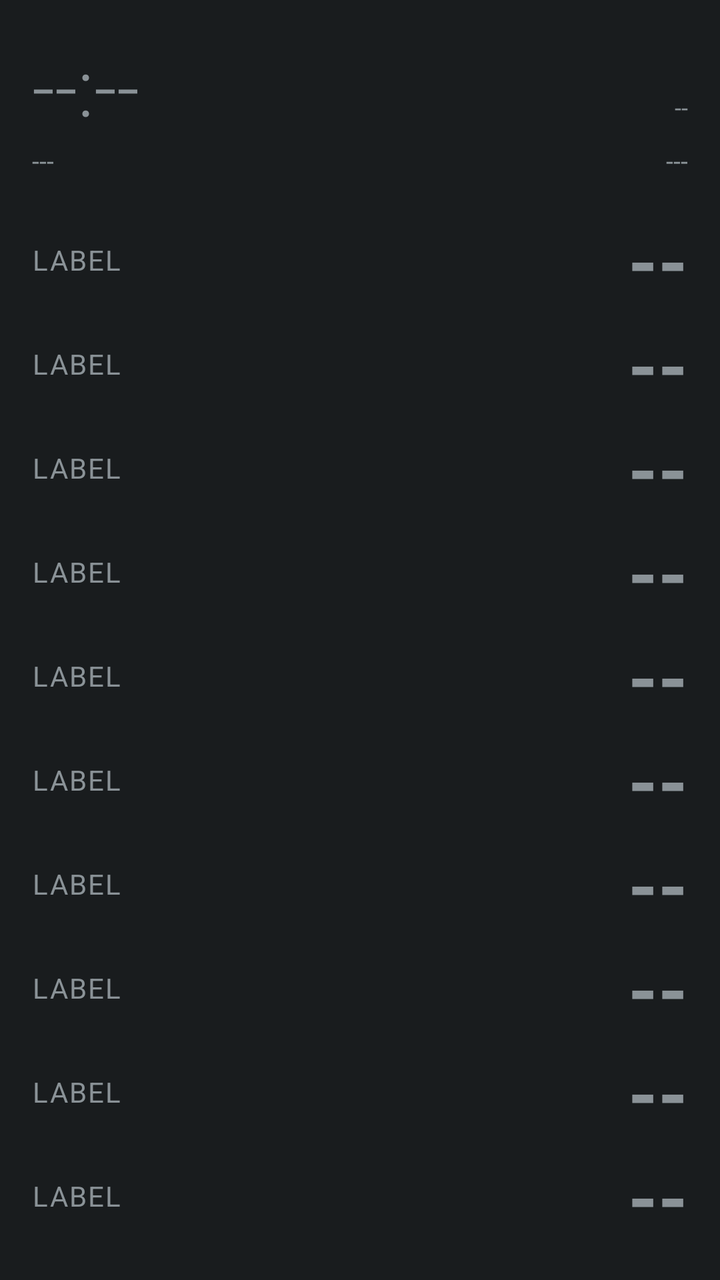
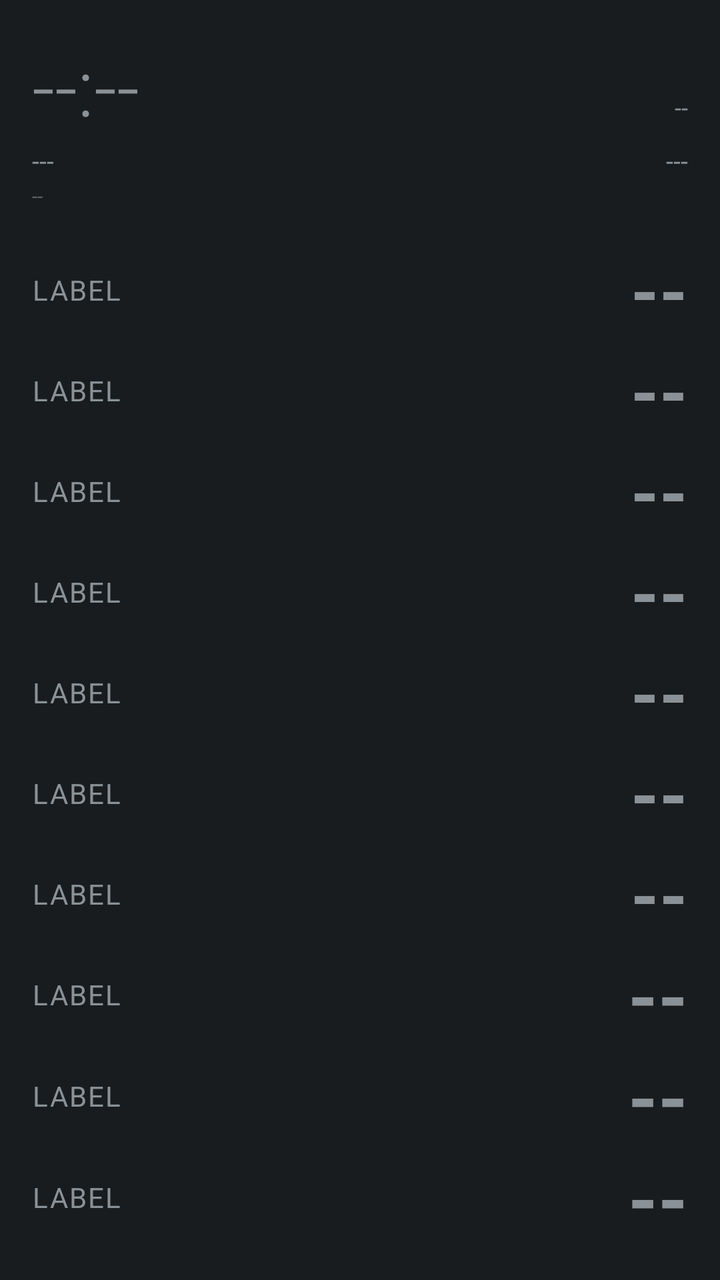

The first picture is an Android layout as it rendered before a commit; the second is the same layout after the commit. The layout source and the unified diff follow.
<!-- AndroidManifest.xml: application theme android:Theme.DeviceDefault.NoActionBar -->
<!-- res/layout/aod_layout_giant_stack.xml -->
<?xml version="1.0" encoding="utf-8"?>
<LinearLayout xmlns:android="http://schemas.android.com/apk/res/android"
    android:id="@+id/bg_root"
    android:layout_width="match_parent"
    android:layout_height="match_parent"
    android:orientation="vertical"
    android:padding="16dp">

    <LinearLayout
        android:layout_width="match_parent"
        android:layout_height="wrap_content"
        android:orientation="horizontal">

        <TextView
            android:id="@+id/clock"
            android:layout_width="wrap_content"
            android:layout_height="wrap_content"
            android:textSize="40sp"
            android:fontFamily="sans-serif-light"
            android:text="--:--" />

        <TextView
            android:id="@+id/health_badge"
            android:layout_width="0dp"
            android:layout_height="wrap_content"
            android:layout_weight="1"
            android:layout_gravity="top"
            android:gravity="end"
            android:textSize="12sp"
            android:textAllCaps="true"
            android:text="--" />
    </LinearLayout>

    <LinearLayout
        android:layout_width="match_parent"
        android:layout_height="wrap_content"
        android:orientation="horizontal"
        android:layout_marginTop="2dp">

        <TextView
            android:id="@+id/date"
            android:layout_width="wrap_content"
            android:layout_height="wrap_content"
            android:textSize="13sp"
            android:text="---" />

        <TextView
            android:id="@+id/panchang"
            android:layout_width="0dp"
            android:layout_height="wrap_content"
            android:layout_weight="1"
            android:layout_marginStart="10dp"
            android:gravity="end"
            android:textSize="13sp"
            android:text="---" />
    </LinearLayout>

    <View
        android:id="@+id/divider_1"
        android:layout_width="match_parent"
        android:layout_height="1dp"
        android:layout_marginTop="10dp"
        android:layout_marginBottom="4dp" />

    <include layout="@layout/aod_row_giant" android:id="@+id/row0"
        android:layout_width="match_parent" android:layout_height="0dp" android:layout_weight="1" />
    <include layout="@layout/aod_row_giant" android:id="@+id/row1"
        android:layout_width="match_parent" android:layout_height="0dp" android:layout_weight="1" />
    <include layout="@layout/aod_row_giant" android:id="@+id/row2"
        android:layout_width="match_parent" android:layout_height="0dp" android:layout_weight="1" />
    <include layout="@layout/aod_row_giant" android:id="@+id/row3"
        android:layout_width="match_parent" android:layout_height="0dp" android:layout_weight="1" />
    <include layout="@layout/aod_row_giant" android:id="@+id/row4"
        android:layout_width="match_parent" android:layout_height="0dp" android:layout_weight="1" />
    <include layout="@layout/aod_row_giant" android:id="@+id/row5"
        android:layout_width="match_parent" android:layout_height="0dp" android:layout_weight="1" />
    <include layout="@layout/aod_row_giant" android:id="@+id/row6"
        android:layout_width="match_parent" android:layout_height="0dp" android:layout_weight="1" />
    <include layout="@layout/aod_row_giant" android:id="@+id/row7"
        android:layout_width="match_parent" android:layout_height="0dp" android:layout_weight="1" />
    <include layout="@layout/aod_row_giant" android:id="@+id/row8"
        android:layout_width="match_parent" android:layout_height="0dp" android:layout_weight="1" />
    <include layout="@layout/aod_row_giant" android:id="@+id/row9"
        android:layout_width="match_parent" android:layout_height="0dp" android:layout_weight="1" />

</LinearLayout>
<!-- res/layout/aod_row_giant.xml (included above) -->
<?xml version="1.0" encoding="utf-8"?>
<LinearLayout xmlns:android="http://schemas.android.com/apk/res/android"
    android:layout_width="match_parent"
    android:layout_height="match_parent"
    android:orientation="horizontal"
    android:gravity="center_vertical">

    <TextView
        android:id="@+id/stat_label"
        android:layout_width="wrap_content"
        android:layout_height="wrap_content"
        android:textSize="14sp"
        android:textAllCaps="true"
        android:letterSpacing="0.05"
        android:text="Label" />

    <TextView
        android:id="@+id/stat_value"
        android:layout_width="0dp"
        android:layout_height="match_parent"
        android:layout_weight="1"
        android:layout_marginStart="12dp"
        android:gravity="end|center_vertical"
        android:textStyle="bold"
        android:maxLines="1"
        android:autoSizeTextType="uniform"
        android:autoSizeMinTextSize="16sp"
        android:autoSizeMaxTextSize="100sp"
        android:autoSizeStepGranularity="2sp"
        android:text="--" />

</LinearLayout>
<!-- resources referenced by this layout -->
<resources>

</resources>

<!-- the commit's change to res/layout/aod_layout_giant_stack.xml (unified diff, before → after) -->
@@ -54,6 +54,15 @@
             android:textSize="13sp"
             android:text="---" />
     </LinearLayout>
+
+    <TextView
+        android:id="@+id/perf_badge"
+        android:layout_width="wrap_content"
+        android:layout_height="wrap_content"
+        android:textSize="10sp"
+        android:alpha="0.6"
+        android:layout_marginTop="2dp"
+        android:text="--" />
 
     <View
         android:id="@+id/divider_1"
